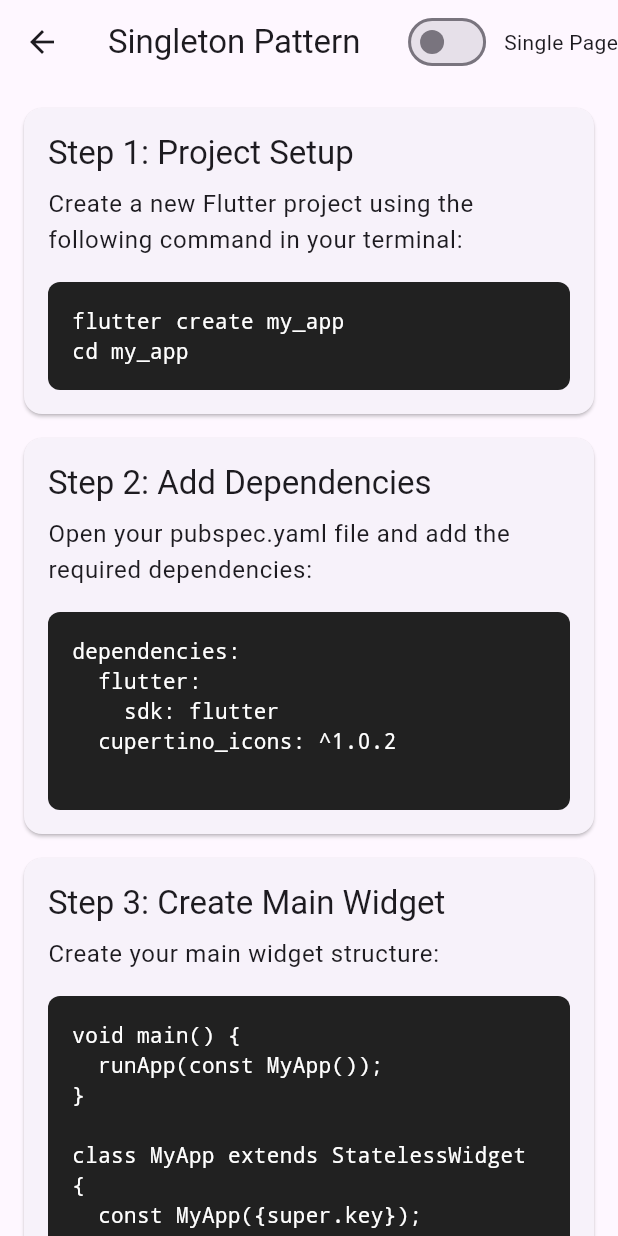
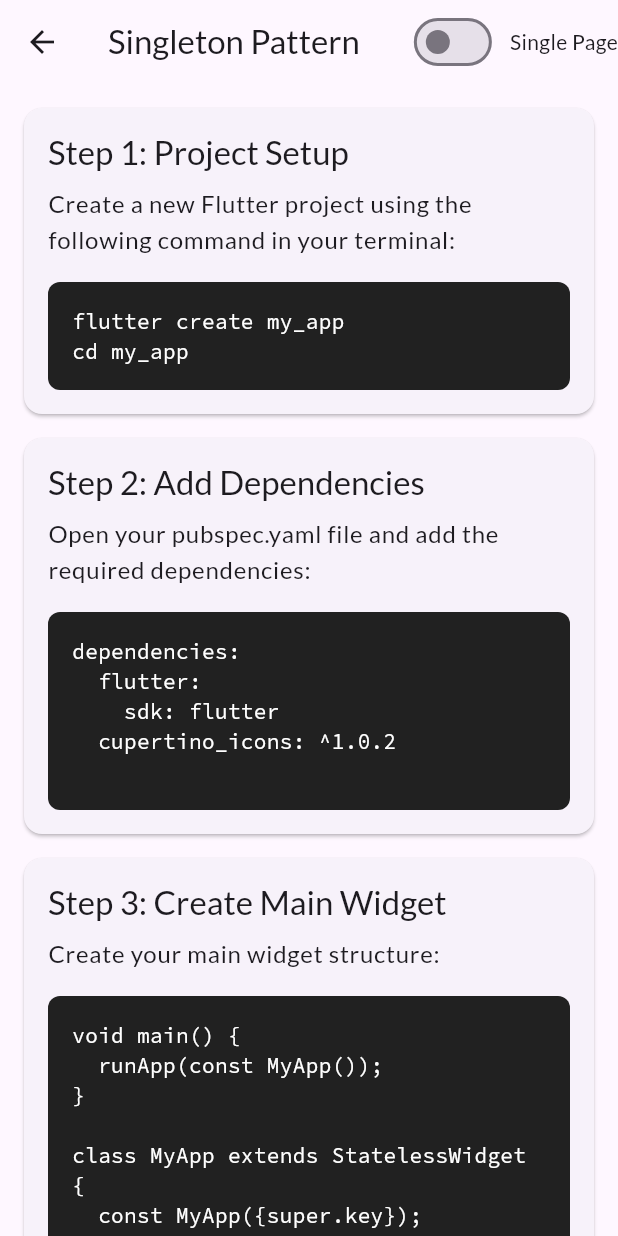
Before and after one commit to ratiebareeng/dart-design-patterns, a Flutter app: the screen it shows after launch, after a tap on "Singleton Pattern", on a phone screen of 412 x 824 dp. Run offline on Flutter 3.47's test engine with Material 3 defaults, Android fonts, the phone set to English and light mode, and no system bars; our stand-ins replace google_fonts.

Commit message:
Use google fonts

```diff
--- a/lib/main.dart
+++ b/lib/main.dart
@@ -2,6 +2,7 @@ import 'package:design_patterns/data.dart';
 import 'package:design_patterns/tutorial_detail.dart';
 import 'package:flutter/foundation.dart';
 import 'package:flutter/material.dart';
+import 'package:google_fonts/google_fonts.dart';
 
 void main() {
   runApp(const TutorialApp());
@@ -15,9 +16,10 @@ class TutorialApp extends StatelessWidget {
     return MaterialApp(
       title: 'Flutter Tutorial App',
       debugShowCheckedModeBanner: false,
+      themeMode: ThemeMode.system,
       theme: ThemeData(
         primarySwatch: Colors.blue,
-        brightness: Brightness.light,
+        fontFamily: GoogleFonts.lato().fontFamily,
       ),
       home: const TutorialHomePage(),
     );
--- a/lib/tutorial_detail.dart
+++ b/lib/tutorial_detail.dart
@@ -1,6 +1,7 @@
 import 'package:design_patterns/data.dart';
 import 'package:design_patterns/tutorial_step.dart';
 import 'package:flutter/material.dart';
+import 'package:google_fonts/google_fonts.dart';
 
 class TutorialDetailPage extends StatefulWidget {
   final String tutorial;
@@ -133,8 +134,8 @@ class _TutorialDetailState extends State<TutorialDetailPage> {
       padding: const EdgeInsets.all(16),
       child: SelectableText(
         code,
-        style: const TextStyle(
-          fontFamily: 'monospace',
+        style: TextStyle(
+          fontFamily: GoogleFonts.sourceCodePro().fontFamily,
           color: Colors.white,
           fontSize: 14,
         ),
```
